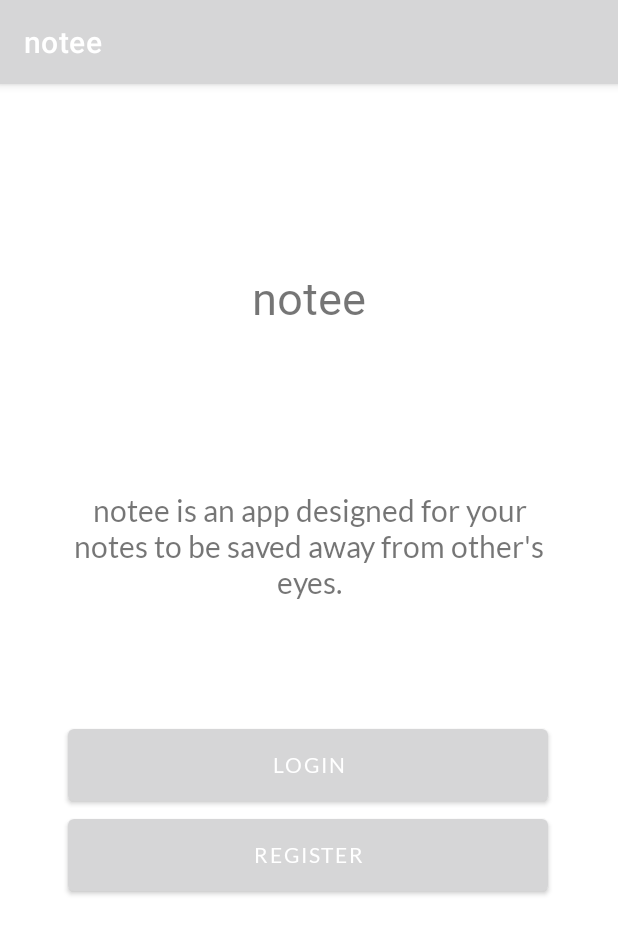
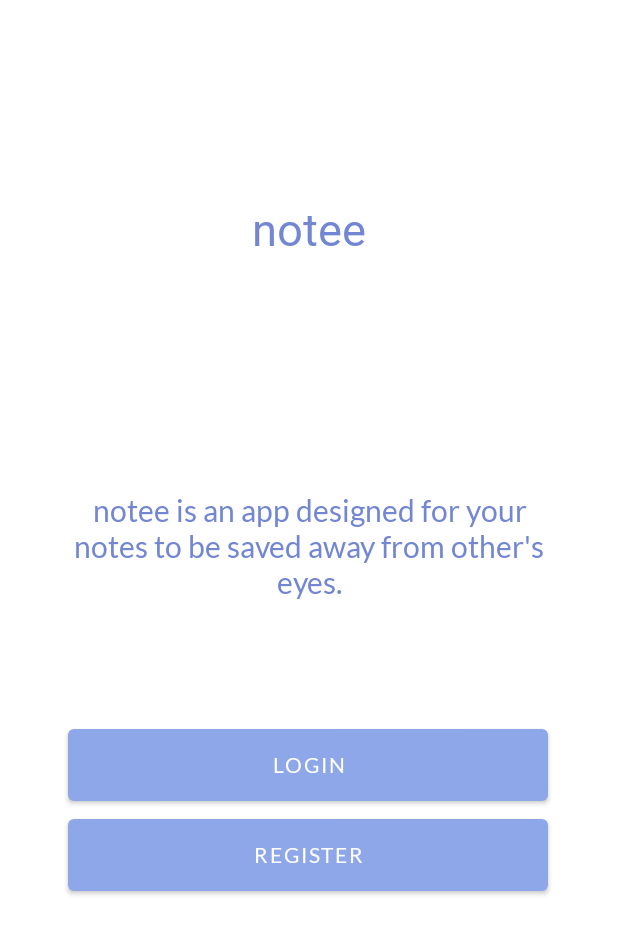
Before and after one commit to NothingToSayInHere/notee, an Android app: the screen it shows after launch (MainActivity), on a phone screen of 412 x 824 dp. Shown: the top 934 px of the screen. Run offline under Robolectric (Android 15) with nearby library versions, the phone set to English and light mode, and no system bars.

Commit message:
clean up of themes files (Lasma)

```diff
--- a/app/src/main/res/values-night/themes.xml
+++ b/app/src/main/res/values-night/themes.xml
@@ -1,16 +1,21 @@
-<resources xmlns:tools="http://schemas.android.com/tools">
+<resources>
     <!-- Base application theme. -->
-    <style name="Theme.Notee" parent="Theme.MaterialComponents.DayNight.DarkActionBar">
+    <style name="Theme.Notee" parent="Theme.MaterialComponents.DayNight.NoActionBar">
         <!-- Primary brand color. -->
-        <item name="colorPrimary">@color/purple_200</item>
-        <item name="colorPrimaryVariant">@color/purple_700</item>
+        <item name="colorPrimary">@color/light_blue</item>
+        <item name="colorPrimaryVariant">@color/dark_blue</item>
         <item name="colorOnPrimary">@color/black</item>
+
         <!-- Secondary brand color. -->
-        <item name="colorSecondary">@color/teal_200</item>
-        <item name="colorSecondaryVariant">@color/teal_200</item>
+        <item name="colorSecondary">@color/pink</item>
+        <item name="colorSecondaryVariant">@color/beige</item>
         <item name="colorOnSecondary">@color/black</item>
+
         <!-- Status bar color. -->
         <item name="android:statusBarColor">?attr/colorPrimaryVariant</item>
+
         <!-- Customize your theme here. -->
+        <!-- All the texts in MaterialTextView's are in this color for the dark mode -->
+        <item name="android:textColor">@color/beige</item>
     </style>
 </resources>
--- a/app/src/main/res/values/themes.xml
+++ b/app/src/main/res/values/themes.xml
@@ -1,25 +1,22 @@
-<resources xmlns:tools="http://schemas.android.com/tools">
+<resources>
     <!-- Base application theme. -->
-    <style name="Theme.Notee" parent="Theme.MaterialComponents.DayNight.DarkActionBar">
+    <style name="Theme.Notee" parent="Theme.MaterialComponents.DayNight.NoActionBar">
         <!-- Primary brand color. -->
-        <item name="colorPrimary">@color/purple_500</item>
-        <item name="colorPrimaryVariant">@color/purple_700</item>
+        <item name="colorPrimary">@color/light_blue</item>
+        <item name="colorPrimaryVariant">@color/dark_blue</item>
         <item name="colorOnPrimary">@color/white</item>
+
         <!-- Secondary brand color. -->
-        <item name="colorSecondary">@color/teal_200</item>
-        <item name="colorSecondaryVariant">@color/teal_700</item>
+        <item name="colorSecondary">@color/pink</item>
+        <item name="colorSecondaryVariant">@color/beige</item>
         <item name="colorOnSecondary">@color/black</item>
+
         <!-- Status bar color. -->
         <item name="android:statusBarColor">?attr/colorPrimaryVariant</item>
+
         <!-- Customize your theme here. -->
+        <!-- All the texts in MaterialTextView's are in this color for the light mode -->
+        <item name="android:textColor">@color/dark_blue</item>
     </style>
 
-    <style name="Theme.Notee.NoActionBar">
-        <item name="windowActionBar">false</item>
-        <item name="windowNoTitle">true</item>
-    </style>
-
-    <style name="Theme.Notee.AppBarOverlay" parent="ThemeOverlay.AppCompat.Dark.ActionBar" />
-
-    <style name="Theme.Notee.PopupOverlay" parent="ThemeOverlay.AppCompat.Light" />
 </resources>
```
